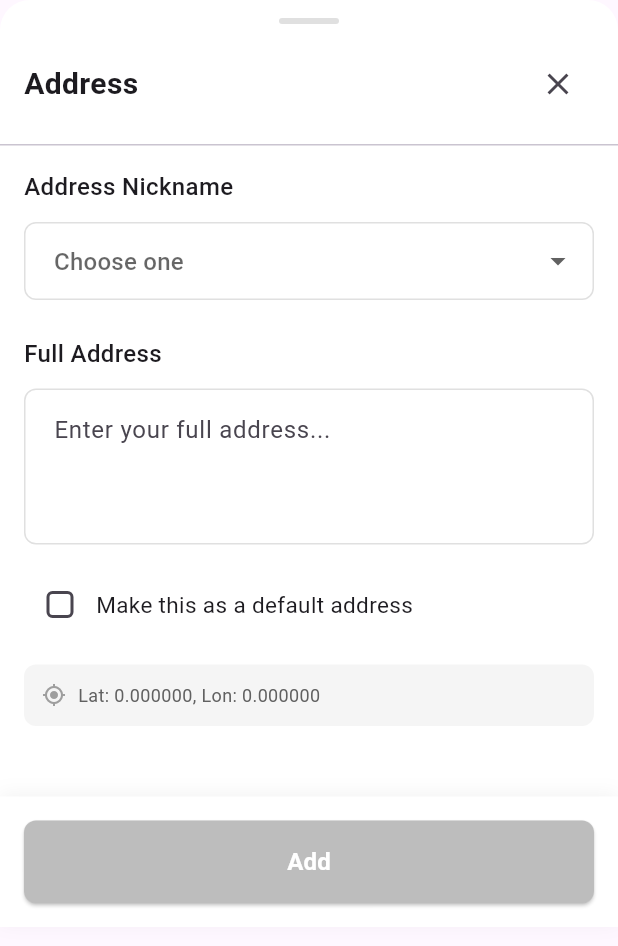
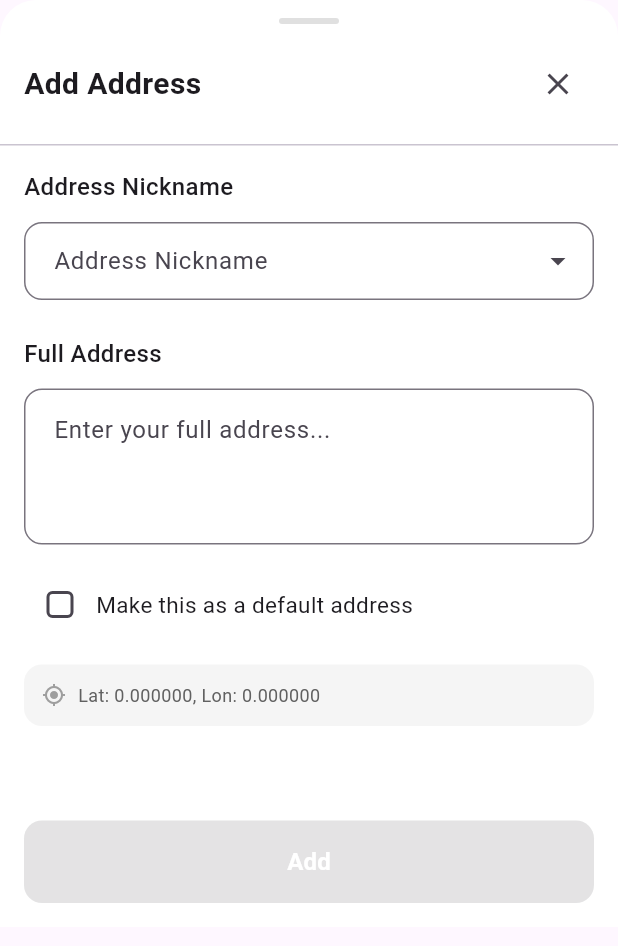
Before and after one commit to Shoxrux5101/store_app, a Flutter app: the AddressBottomSheet widget shown alone on an empty page, opened directly with empty values, on a phone screen of 412 x 824 dp. Shown: the top 946 px of the screen. Run offline on Flutter 3.47's test engine with Material 3 defaults, Android fonts, the phone set to English and light mode, and no system bars; our stand-ins replace bloc, dio, equatable, firebase_core, firebase_messaging, flutter_bloc and 6 more; missing offline and left inert: yandex_mapkit; accounts and stored records are empty; network calls fail.

Commit message:
address qo'shildi

```diff
--- a/lib/core/authInterceptor.dart
+++ b/lib/core/authInterceptor.dart
@@ -10,7 +10,7 @@ class AuthInterceptor extends Interceptor {
 
   final FlutterSecureStorage secureStorage;
   final dio = Dio(
-    BaseOptions(baseUrl: 'http://192.168.0.105:8888/api/v1',validateStatus: (status) => true),
+    BaseOptions(baseUrl: 'http://192.168.0.102:8888/api/v1',validateStatus: (status) => true),
   );
 
   @override
--- a/lib/core/network/api_client.dart
+++ b/lib/core/network/api_client.dart
@@ -6,7 +6,7 @@ class ApiClient {
   ApiClient({required this.interceptor}){
     _dio = Dio(
       BaseOptions(
-        baseUrl: "http://192.168.0.105:8888/api/v1",
+        baseUrl: "http://192.168.0.102:8888/api/v1",
         connectTimeout: Duration(seconds: 5),
         receiveTimeout: Duration(seconds: 5),
         validateStatus: (status) => true,
--- /dev/null
+++ b/lib/features/address/widgets/add_button.dart
@@ -0,0 +1,31 @@
+import 'package:flutter/material.dart';
+
+class AddButton extends StatelessWidget {
+  final bool isEnabled;
+  final VoidCallback onPressed;
+
+  const AddButton({
+    super.key,
+    required this.isEnabled,
+    required this.onPressed,
+  });
+
+  @override
+  Widget build(BuildContext context) {
+    return SizedBox(
+      width: double.infinity,
+      child: ElevatedButton(
+        onPressed: isEnabled ? onPressed : null,
+        style: ElevatedButton.styleFrom(
+          backgroundColor: isEnabled ? Colors.black : Colors.grey.shade400,
+          padding: const EdgeInsets.symmetric(vertical: 16),
+          shape: RoundedRectangleBorder(borderRadius: BorderRadius.circular(12)),
+        ),
+        child: const Text(
+          "Add",
+          style: TextStyle(color: Colors.white, fontSize: 16, fontWeight: FontWeight.w600),
+        ),
+      ),
+    );
+  }
+}
--- a/lib/features/address/widgets/address_bottom_sheet.dart
+++ b/lib/features/address/widgets/address_bottom_sheet.dart
@@ -1,8 +1,15 @@
 import 'package:flutter/material.dart';
 import 'package:flutter_bloc/flutter_bloc.dart';
+import 'package:store_app/features/address/widgets/show_diaolog_widget.dart';
 import '../managers/address_bloc.dart';
 import '../managers/address_event.dart';
 import '../../../data/models/address_model.dart';
+import 'add_button.dart';
+import 'address_input_field.dart';
+import 'address_nickname_dropdown.dart';
+import 'coordinates_title.dart';
+import 'default_checkbox.dart';
+
 
 class AddressBottomSheet extends StatefulWidget {
   final double latitude;
@@ -23,26 +30,22 @@ class _AddressBottomSheetState extends State<AddressBottomSheet> {
   String? nickname;
   bool isDefault = false;
 
-  final List<String> nicknames = [
-    "Home",
-    "Office",
-    "Apartment",
-    "Parent's House"
-  ];
+  final nicknames = ["Home", "Office", "Apartment"];
+
+  bool get isButtonEnabled => nickname != null && addressController.text.isNotEmpty;
 
   @override
   Widget build(BuildContext context) {
     return Container(
       height: MediaQuery.of(context).size.height * 0.75,
-      decoration: const BoxDecoration(
+      decoration: BoxDecoration(
         color: Colors.white,
-        borderRadius: BorderRadius.vertical(top: Radius.circular(20)),
+        borderRadius: BorderRadius.vertical(top: Radius.circular(24)),
       ),
       child: Column(
         children: [
-          // Handle bar
           Container(
-            margin: const EdgeInsets.only(top: 12),
+            margin: EdgeInsets.only(top: 12),
             width: 40,
             height: 4,
             decoration: BoxDecoration(
@@ -50,174 +53,59 @@ class _AddressBottomSheetState extends State<AddressBottomSheet> {
               borderRadius: BorderRadius.circular(2),
             ),
           ),
-
-          // Header
           Padding(
-            padding: const EdgeInsets.all(16),
+            padding: EdgeInsets.all(16),
             child: Row(
               mainAxisAlignment: MainAxisAlignment.spaceBetween,
               children: [
-                const Text(
-                  "Address",
-                  style: TextStyle(
-                    fontSize: 20,
-                    fontWeight: FontWeight.bold,
-                  ),
-                ),
+                Text("Add Address", style: TextStyle(fontSize: 20, fontWeight: FontWeight.bold)),
                 IconButton(
-                  icon: const Icon(Icons.close),
+                  icon: Icon(Icons.close),
                   onPressed: () => Navigator.pop(context),
                 ),
               ],
             ),
           ),
-
-          const Divider(height: 1),
-
-          // Form content
+          Divider(height: 1),
           Expanded(
             child: SingleChildScrollView(
-              padding: const EdgeInsets.all(16),
+              padding: EdgeInsets.all(16),
               child: Column(
                 crossAxisAlignment: CrossAxisAlignment.start,
                 children: [
-                  const Text(
-                    "Address Nickname",
-                    style: TextStyle(
-                      fontSize: 16,
-                      fontWeight: FontWeight.w500,
+                  Text("Address Nickname", style: TextStyle(fontSize: 16, fontWeight: FontWeight.w500)),
+                  SizedBox(height: 12),
+                  AddressNicknameDropdown(
+                    value: nickname,
+                    items: ["Home", "Office", "Apartment"],
+                    onChanged: (val) => setState(() => nickname = val),
                   ),
+                  SizedBox(height: 24),
+                  Text("Full Address", style: TextStyle(fontSize: 16, fontWeight: FontWeight.w500)),
+                  SizedBox(height: 12),
+                  AddressInputField(
+                    controller: addressController,
+                    onChanged: (context) => setState(() {}),
                   ),
-                  const SizedBox(height: 12),
-
-                  // Nickname Dropdown
-                  DropdownButtonFormField<String>(
-                    value: nickname,
-                    decoration: InputDecoration(
-                      hintText: "Choose one",
-                      border: OutlineInputBorder(
-                        borderRadius: BorderRadius.circular(8),
-                        borderSide: BorderSide(color: Colors.grey.shade300),
+                  SizedBox(height: 16),
+                  DefaultCheckbox(
+                    value: isDefault,
+                    onChanged: (val) => setState(() => isDefault = val),
                   ),
-                      enabledBorder: OutlineInputBorder(
-                        borderRadius: BorderRadius.circular(8),
-                        borderSide: BorderSide(color: Colors.grey.shade300),
-                      ),
-                      contentPadding: const EdgeInsets.symmetric(
-                        horizontal: 16,
-                        vertical: 14,
-                      ),
-                    ),
-                    items: nicknames
-                        .map((e) => DropdownMenuItem(value: e, child: Text(e)))
-                        .toList(),
-                    onChanged: (val) {
-                      setState(() {
-                        nickname = val;
-                      });
-                    },
-                  ),
-
-                  const SizedBox(height: 24),
-
-                  const Text(
-                    "Full Address",
-                    style: TextStyle(
-                      fontSize: 16,
-                      fontWeight: FontWeight.w500,
-                    ),
-                  ),
-                  const SizedBox(height: 12),
-
-                  // Full Address Field
-                  TextField(
-                    controller: addressController,
-                    maxLines: 3,
-                    decoration: InputDecoration(
-                      hintText: "Enter your full address...",
-                      border: OutlineInputBorder(
-                        borderRadius: BorderRadius.circular(8),
-                        borderSide: BorderSide(color: Colors.grey.shade300),
-                      ),
-                      enabledBorder: OutlineInputBorder(
-                        borderRadius: BorderRadius.circular(8),
-                        borderSide: BorderSide(color: Colors.grey.shade300),
-                      ),
-                      contentPadding: const EdgeInsets.all(16),
-                    ),
-                  ),
-
-                  const SizedBox(height: 16),
-
-                  // Default Checkbox
-                  Row(
-                    children: [
-                      Checkbox(
-                        value: isDefault,
-                        onChanged: (val) {
-                          setState(() {
-                            isDefault = val!;
-                          });
-                        },
-                        shape: RoundedRectangleBorder(
-                          borderRadius: BorderRadius.circular(4),
-                        ),
-                      ),
-                      const Text(
-                        "Make this as a default address",
-                        style: TextStyle(fontSize: 15),
-                      ),
-                    ],
-                  ),
-
-                  const SizedBox(height: 16),
-
-                  // Display coordinates
-                  Container(
-                    padding: const EdgeInsets.all(12),
-                    decoration: BoxDecoration(
-                      color: Colors.grey.shade100,
-                      borderRadius: BorderRadius.circular(8),
-                    ),
-                    child: Row(
-                      children: [
-                        const Icon(Icons.my_location, size: 16, color: Colors.grey),
-                        const SizedBox(width: 8),
-                        Expanded(
-                          child: Text(
-                            "Lat: ${widget.latitude.toStringAsFixed(6)}, Lon: ${widget.longitude.toStringAsFixed(6)}",
-                            style: TextStyle(
-                              fontSize: 12,
-                              color: Colors.grey.shade700,
-                            ),
-                          ),
-                        ),
-                      ],
-                    ),
+                  SizedBox(height: 16),
+                  CoordinatesTile(
+                    latitude: widget.latitude,
+                    longitude: widget.longitude,
                   ),
                 ],
               ),
             ),
           ),
-
-          // Add button
           Container(
-            padding: const EdgeInsets.all(16),
-            decoration: BoxDecoration(
-              color: Colors.white,
-              boxShadow: [
-                BoxShadow(
-                  color: Colors.black.withOpacity(0.05),
-                  blurRadius: 10,
-                  offset: const Offset(0, -2),
-                ),
-              ],
-            ),
-            child: SizedBox(
-              width: double.infinity,
-              child: ElevatedButton(
+            padding: EdgeInsets.all(16),
+            child: AddButton(
+              isEnabled: isButtonEnabled,
               onPressed: () {
-                  if (nickname != null && addressController.text.isNotEmpty) {
                 final newAddress = Address(
                   id: DateTime.now().millisecondsSinceEpoch,
                   title: nickname!,
@@ -226,44 +114,17 @@ class _AddressBottomSheetState extends State<AddressBottomSheet> {
                   lat: widget.latitude,
                   lng: widget.longitude,
                 );
-
                 context.read<AddressBloc>().add(CreateAddressEvent(newAddress));
-                    Navigator.pop(context); // Close bottom sheet
-                    Navigator.pop(context); // Go back to address list
-                  } else {
-                    ScaffoldMessenger.of(context).showSnackBar(
-                      const SnackBar(
-                        content: Text("Please fill all fields"),
-                        backgroundColor: Colors.red,
-                      ),
-                    );
-                  }
+                showSuccessDialog(context, onClose: () {
+                  Navigator.pop(context);
+                });
               },
-                style: ElevatedButton.styleFrom(
-                  backgroundColor: nickname != null && addressController.text.isNotEmpty
-                      ? Colors.black
-                      : Colors.grey.shade400,
-                  padding: const EdgeInsets.symmetric(vertical: 16),
-                  shape: RoundedRectangleBorder(
-                    borderRadius: BorderRadius.circular(8),
-                  ),
-                ),
-                child: const Text(
-                  "Add",
-                  style: TextStyle(
-                    color: Colors.white,
-                    fontSize: 16,
-                    fontWeight: FontWeight.w600,
-                  ),
-                ),
-              ),
             ),
           ),
         ],
       ),
     );
   }
-
   @override
   void dispose() {
     addressController.dispose();
--- /dev/null
+++ b/lib/features/address/widgets/address_input_field.dart
@@ -0,0 +1,28 @@
+import 'package:flutter/material.dart';
+
+class AddressInputField extends StatelessWidget {
+  final TextEditingController controller;
+  final ValueChanged<String> onChanged;
+
+  const AddressInputField({
+    super.key,
+    required this.controller,
+    required this.onChanged,
+  });
+
+  @override
+  Widget build(BuildContext context) {
+    return TextField(
+      controller: controller,
+      maxLines: 3,
+      decoration: InputDecoration(
+        hintText: "Enter your full address...",
+        border: OutlineInputBorder(
+          borderRadius: BorderRadius.circular(12),
+        ),
+        contentPadding: const EdgeInsets.all(16),
+      ),
+      onChanged: onChanged,
+    );
+  }
+}
--- /dev/null
+++ b/lib/features/address/widgets/address_nickname_dropdown.dart
@@ -0,0 +1,79 @@
+import 'package:flutter/material.dart';
+
+class AddressNicknameDropdown extends StatefulWidget {
+  final String? value;
+  final List<String> items;
+  final ValueChanged<String?> onChanged;
+
+  const AddressNicknameDropdown({
+    super.key,
+    required this.value,
+    required this.items,
+    required this.onChanged,
+  });
+
+  @override
+  State<AddressNicknameDropdown> createState() => _AddressNicknameDropdownState();
+}
+
+class _AddressNicknameDropdownState extends State<AddressNicknameDropdown> {
+  late TextEditingController _controller;
+
+  @override
+  void initState() {
+    super.initState();
+    _controller = TextEditingController(text: widget.value ?? "");
+  }
+
+  @override
+  void didUpdateWidget(AddressNicknameDropdown oldWidget) {
+    super.didUpdateWidget(oldWidget);
+    if (widget.value != oldWidget.value) {
+      _controller.text = widget.value ?? "";
+    }
+  }
+
+  void _showDropdownMenu() async {
+    final result = await showMenu<String>(
+      context: context,
+      position: RelativeRect.fromLTRB(100, 400, 100, 0), // joylashuv
+      items: widget.items
+          .map((e) => PopupMenuItem<String>(
+        value: e,
+        child: Text(e),
+      ))
+          .toList(),
+    );
+
+    if (result != null) {
+      _controller.text = result;
+      widget.onChanged(result);
+    }
+  }
+
+  @override
+  Widget build(BuildContext context) {
+    return TextFormField(
+      controller: _controller,
+      onChanged: widget.onChanged,
+      decoration: InputDecoration(
+        labelText: "Address Nickname",
+        hintText: "Type or select...",
+        border: OutlineInputBorder(
+          borderRadius: BorderRadius.circular(12),
+        ),
+        suffixIcon: IconButton(
+          icon: const Icon(Icons.arrow_drop_down),
+          onPressed: _showDropdownMenu,
+        ),
+        contentPadding: const EdgeInsets.symmetric(horizontal: 16, vertical: 14),
+      ),
+    );
+  }
+
+  @override
+  void dispose() {
+    _controller.dispose();
+    super.dispose();
+  }
+}
--- /dev/null
+++ b/lib/features/address/widgets/coordinates_title.dart
@@ -0,0 +1,35 @@
+import 'package:flutter/material.dart';
+
+class CoordinatesTile extends StatelessWidget {
+  final double latitude;
+  final double longitude;
+
+  const CoordinatesTile({
+    super.key,
+    required this.latitude,
+    required this.longitude,
+  });
+
+  @override
+  Widget build(BuildContext context) {
+    return Container(
+      padding: const EdgeInsets.all(12),
+      decoration: BoxDecoration(
+        color: Colors.grey.shade100,
+        borderRadius: BorderRadius.circular(12),
+      ),
+      child: Row(
+        children: [
+          const Icon(Icons.my_location, size: 16, color: Colors.grey),
+          const SizedBox(width: 8),
+          Expanded(
+            child: Text(
+              "Lat: ${latitude.toStringAsFixed(6)}, Lon: ${longitude.toStringAsFixed(6)}",
+              style: TextStyle(fontSize: 12, color: Colors.grey.shade700),
+            ),
+          ),
+        ],
+      ),
+    );
+  }
+}
--- /dev/null
+++ b/lib/features/address/widgets/default_checkbox.dart
@@ -0,0 +1,28 @@
+import 'package:flutter/material.dart';
+
+class DefaultCheckbox extends StatelessWidget {
+  final bool value;
+  final ValueChanged<bool> onChanged;
+
+  const DefaultCheckbox({
+    super.key,
+    required this.value,
+    required this.onChanged,
+  });
+
+  @override
+  Widget build(BuildContext context) {
+    return Row(
+      children: [
+        Checkbox(
+          value: value,
+          onChanged: (val) => onChanged(val ?? false),
+          shape: RoundedRectangleBorder(borderRadius: BorderRadius.circular(4)),
+        ),
+        const Expanded(
+          child: Text("Make this as a default address", style: TextStyle(fontSize: 15)),
+        ),
+      ],
+    );
+  }
+}
```
Also changed, not shown: lib/features/address/page/address_page.dart (+27 -37 lines), lib/features/address/page/new_address_page.dart (+33 -37 lines), lib/features/address/widgets/add_new_address_widget.dart (+15 -24 lines), lib/features/address/widgets/show_diaolog_widget.dart (+15 -17 lines). Lines whose indentation alone changed are shown as unchanged.
